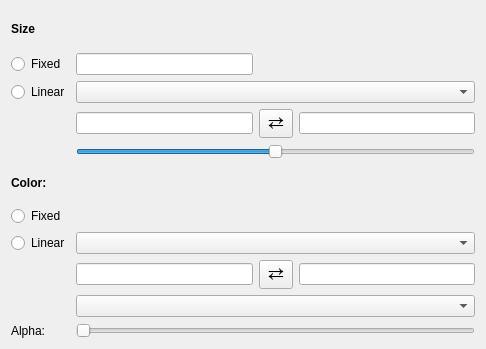
This is glue_vispy_viewers/scatter/layer_style_widget.ui in glue-viz/glue-vispy-viewers as Qt 5 draws it before an edit. The edited form follows.
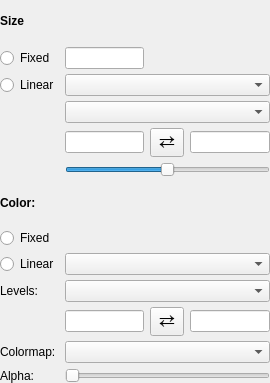
This is the edited form. Custom widgets are drawn as their Qt base class.

Commit message: Use AttributeLimitsHelper from glue and added auto-scale mode for color and size

```diff
--- a/glue_vispy_viewers/scatter/layer_style_widget.ui
+++ b/glue_vispy_viewers/scatter/layer_style_widget.ui
@@ -6,38 +6,42 @@
    <rect>
     <x>0</x>
     <y>0</y>
-    <width>486</width>
-    <height>349</height>
+    <width>270</width>
+    <height>383</height>
    </rect>
   </property>
   <property name="windowTitle">
    <string>Form</string>
   </property>
   <layout class="QGridLayout" name="gridLayout">
-   <item row="7" column="0">
-    <widget class="QRadioButton" name="radio_color_linear">
-     <property name="text">
-      <string>Linear</string>
-     </property>
-    </widget>
+   <property name="verticalSpacing">
+    <number>5</number>
+   </property>
+   <property name="margin">
+    <number>0</number>
+   </property>
+   <item row="4" column="1">
+    <widget class="QLineEdit" name="value_size_vmin"/>
    </item>
-   <item row="5" column="0">
-    <widget class="QLabel" name="label_2">
+   <item row="4" column="2">
+    <widget class="QToolButton" name="button_flip_size">
      <property name="font">
       <font>
-       <weight>75</weight>
-       <bold>true</bold>
+       <pointsize>14</pointsize>
       </font>
      </property>
+     <property name="styleSheet">
+      <string notr="true">padding: 0px</string>
+     </property>
      <property name="text">
-      <string>Color:</string>
+      <string>⇄</string>
      </property>
     </widget>
    </item>
-   <item row="2" column="0">
-    <widget class="QRadioButton" name="radio_size_linear">
+   <item row="17" column="0">
+    <widget class="QLabel" name="label_3">
      <property name="text">
-      <string>Linear</string>
+      <string>Colormap:</string>
      </property>
     </widget>
    </item>
@@ -48,6 +52,13 @@
      </property>
     </widget>
    </item>
+   <item row="2" column="0">
+    <widget class="QRadioButton" name="radio_size_linear">
+     <property name="text">
+      <string>Linear</string>
+     </property>
+    </widget>
+   </item>
    <item row="0" column="0">
     <widget class="QLabel" name="label_6">
      <property name="font">
@@ -61,10 +72,10 @@
      </property>
     </widget>
    </item>
-   <item row="8" column="1">
+   <item row="12" column="1">
     <widget class="QLineEdit" name="value_cmap_vmin"/>
    </item>
-   <item row="6" column="1">
+   <item row="9" column="1">
     <widget class="QColorBox" name="label_color">
      <property name="sizePolicy">
       <sizepolicy hsizetype="Preferred" vsizetype="Minimum">
@@ -80,7 +91,7 @@
    <item row="1" column="1">
     <widget class="QLineEdit" name="value_fixed_size"/>
    </item>
-   <item row="14" column="0">
+   <item row="18" column="0">
     <widget class="QLabel" name="label_4">
      <property name="font">
       <font>
@@ -93,38 +104,17 @@
      </property>
     </widget>
    </item>
-   <item row="3" column="1">
-    <widget class="QLineEdit" name="value_size_vmin"/>
-   </item>
-   <item row="6" column="0">
+   <item row="9" column="0">
     <widget class="QRadioButton" name="radio_color_fixed">
      <property name="text">
       <string>Fixed</string>
      </property>
     </widget>
    </item>
-   <item row="3" column="2">
-       <widget class="QToolButton" name="button_flip_size">
-        <property name="font">
-         <font>
-          <pointsize>14</pointsize>
-         </font>
-        </property>
-        <property name="styleSheet">
-         <string notr="true">padding: 0px</string>
-        </property>
-        <property name="text">
-         <string>⇄</string>
-        </property>
-       </widget>
-   </item>
-   <item row="3" column="3">
-    <widget class="QLineEdit" name="value_size_vmax"/>
-   </item>
    <item row="2" column="1" colspan="3">
     <widget class="QComboBox" name="combo_size_attribute"/>
    </item>
-   <item row="4" column="1" colspan="3">
+   <item row="7" column="1" colspan="3">
     <widget class="QSlider" name="slider_size_scaling">
      <property name="maximum">
       <number>100</number>
@@ -137,16 +127,16 @@
      </property>
     </widget>
    </item>
-   <item row="7" column="1" colspan="3">
+   <item row="10" column="1" colspan="3">
     <widget class="QComboBox" name="combo_cmap_attribute"/>
    </item>
-   <item row="8" column="3">
+   <item row="12" column="3">
     <widget class="QLineEdit" name="value_cmap_vmax"/>
    </item>
-   <item row="13" column="1" colspan="3">
+   <item row="17" column="1" colspan="3">
     <widget class="QColormapCombo" name="combo_cmap"/>
    </item>
-   <item row="14" column="1" colspan="3">
+   <item row="18" column="1" colspan="3">
     <widget class="QSlider" name="slider_alpha">
      <property name="maximum">
       <number>100</number>
@@ -156,20 +146,63 @@
      </property>
     </widget>
    </item>
-   <item row="8" column="2">
-       <widget class="QToolButton" name="button_flip_cmap">
-        <property name="font">
-         <font>
-          <pointsize>14</pointsize>
-         </font>
-        </property>
-        <property name="styleSheet">
-         <string notr="true">padding: 0px</string>
-        </property>
-        <property name="text">
-         <string>⇄</string>
-        </property>
-       </widget>
+   <item row="12" column="2">
+    <widget class="QToolButton" name="button_flip_cmap">
+     <property name="font">
+      <font>
+       <pointsize>14</pointsize>
+      </font>
+     </property>
+     <property name="styleSheet">
+      <string notr="true">padding: 0px</string>
+     </property>
+     <property name="text">
+      <string>⇄</string>
+     </property>
+    </widget>
+   </item>
+   <item row="10" column="0">
+    <widget class="QRadioButton" name="radio_color_linear">
+     <property name="text">
+      <string>Linear</string>
+     </property>
+    </widget>
+   </item>
+   <item row="8" column="0">
+    <widget class="QLabel" name="label_2">
+     <property name="font">
+      <font>
+       <weight>75</weight>
+       <bold>true</bold>
+      </font>
+     </property>
+     <property name="text">
+      <string>Color:</string>
+     </property>
+    </widget>
+   </item>
+   <item row="11" column="0">
+    <widget class="QLabel" name="label">
+     <property name="text">
+      <string>Levels:</string>
+     </property>
+    </widget>
+   </item>
+   <item row="11" column="1" colspan="3">
+    <widget class="QComboBox" name="combo_cmap_scale_mode"/>
+   </item>
+   <item row="3" column="1" colspan="3">
+    <widget class="QComboBox" name="combo_size_scale_mode">
+     <property name="sizePolicy">
+      <sizepolicy hsizetype="Minimum" vsizetype="Fixed">
+       <horstretch>0</horstretch>
+       <verstretch>0</verstretch>
+      </sizepolicy>
+     </property>
+    </widget>
+   </item>
+   <item row="4" column="3">
+    <widget class="QLineEdit" name="value_size_vmax"/>
    </item>
   </layout>
  </widget>
```
The commit also changes 1 other file.
